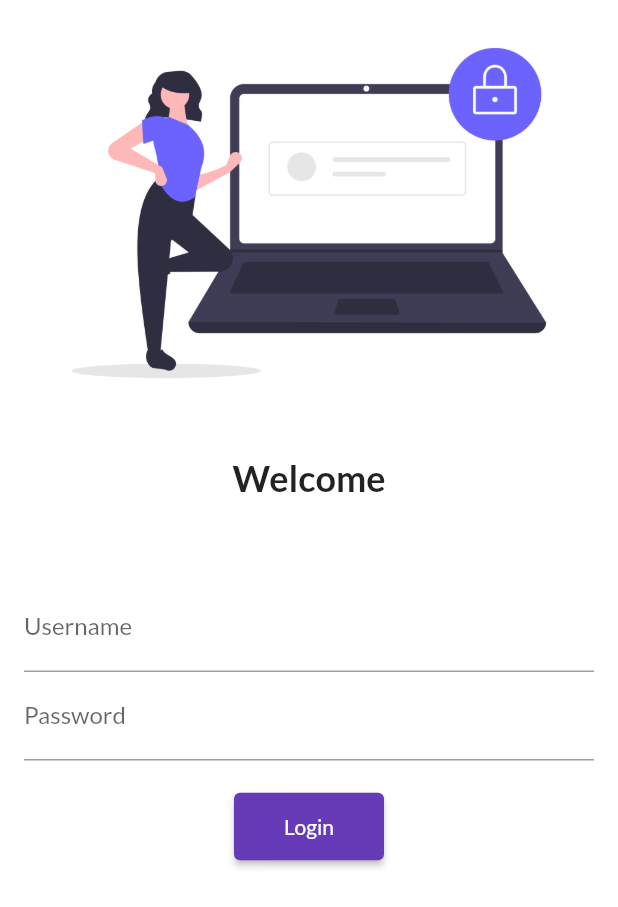
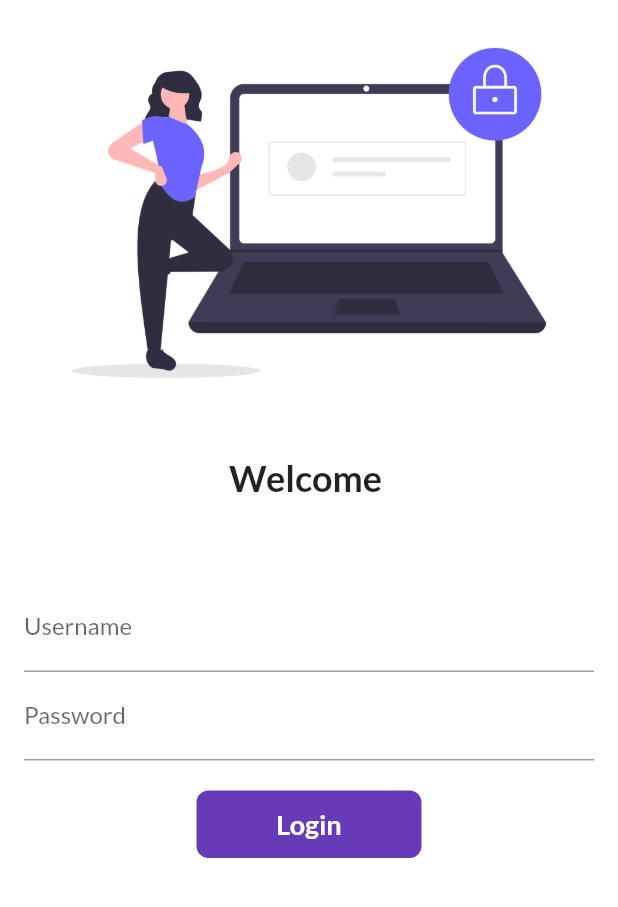
Before and after one commit to AkhlaqShaikh1/Catalog-App, a Flutter app: the screen it shows after launch, on a phone screen of 412 x 824 dp. Shown: the top 907 px of the screen. Run offline on Flutter 3.47's test engine with Material 2 defaults, Android fonts, the phone set to English and light mode, and no system bars; our stand-ins replace google_fonts.

Commit message:
Day6 complete

```diff
--- a/lib/main.dart
+++ b/lib/main.dart
@@ -24,8 +24,8 @@ class MyApp extends StatelessWidget {
       // initialRoute: "/home",
       routes: {
         "/": (context) => const LoginPage(),
-        MyRoutes.HomeRoute: (context) => HomePage(),
-        MyRoutes.LoginRoute: (context) => const LoginPage()
+        MyRoutes.homeRoute: (context) => HomePage(),
+        MyRoutes.loginRoute: (context) => const LoginPage()
       },
     );
   }
--- a/lib/pages/login_page.dart
+++ b/lib/pages/login_page.dart
@@ -1,8 +1,19 @@
+// ignore_for_file: prefer_const_constructors
+
 import 'package:flutter/material.dart';
+import 'package:google_fonts/google_fonts.dart';
 import 'package:myapp1/utils/routes.dart';
 
-class LoginPage extends StatelessWidget {
+class LoginPage extends StatefulWidget {
   const LoginPage({Key? key}) : super(key: key);
+
+  @override
+  State<LoginPage> createState() => _LoginPageState();
+}
+
+class _LoginPageState extends State<LoginPage> {
+  String name = "";
+  bool changedButton = false;
 
   @override
   Widget build(BuildContext context) {
@@ -18,8 +29,8 @@ class LoginPage extends StatelessWidget {
               const SizedBox(
                 height: 20.0,
               ),
-              const Text(
-                "Welcome",
+              Text(
+                "Welcome $name",
                 style: TextStyle(fontSize: 24, fontWeight: FontWeight.bold),
               ),
               const SizedBox(
@@ -32,7 +43,13 @@ class LoginPage extends StatelessWidget {
                   children: [
                     TextFormField(
                       decoration: const InputDecoration(
-                          hintText: "Enter Username", labelText: "Username"),
+                        hintText: "Enter Username",
+                        labelText: "Username",
+                      ),
+                      onChanged: (value) {
+                        name = value;
+                        setState(() {});
+                      },
                     ),
                     TextFormField(
                       obscureText: true,
@@ -42,13 +59,52 @@ class LoginPage extends StatelessWidget {
                     const SizedBox(
                       height: 20.0,
                     ),
-                    ElevatedButton(
-                      onPressed: () {
-                        Navigator.pushNamed(context, MyRoutes.HomeRoute);
+
+                    InkWell(
+                      onTap: () async {
+                        setState(() {
+                          changedButton = true;
+                        });
+
+                        await Future.delayed(Duration(seconds: 1));
+                        Navigator.pushNamed(context, MyRoutes.homeRoute);
                       },
-                      child: Text("Login"),
-                      style: TextButton.styleFrom(minimumSize: Size(100, 45)),
+                      child: AnimatedContainer(
+                        duration: Duration(seconds: 1),
+                        width: changedButton ? 50 : 150,
+                        height: 45,
+                        alignment: Alignment.center,
+                        child: changedButton
+                            ? Icon(
+                                Icons.done,
+                                color: Colors.white,
+                              )
+                            : Text(
+                                "Login",
+                                style: TextStyle(
+                                    fontFamily: GoogleFonts.lato().fontFamily,
+                                    fontWeight: FontWeight.bold,
+                                    fontSize: 18,
+                                    color: Colors.white),
+                              ),
+                        decoration: BoxDecoration(
+                            color: Colors.deepPurple,
+                            // shape: changedButton
+                            // ? BoxShape.circle
+                            // : BoxShape.rectangle
+                            // ,
+                            borderRadius:
+                                BorderRadius.circular(changedButton ? 50 : 8)),
+                      ),
                     )
+
+                    // ElevatedButton(
+                    //   onPressed: () {
+                    //     Navigator.pushNamed(context, MyRoutes.homeRoute);
+                    //   },
+                    //   child: Text("Login"),
+                    //   style: TextButton.styleFrom(minimumSize: Size(100, 45)),
+                    // )
                   ],
                 ),
               )
--- a/lib/utils/routes.dart
+++ b/lib/utils/routes.dart
@@ -1,4 +1,4 @@
 class MyRoutes {
-  static String LoginRoute = "/login";
-  static String HomeRoute = "/home";
+  static String loginRoute = "/login";
+  static String homeRoute = "/home";
 }
```
